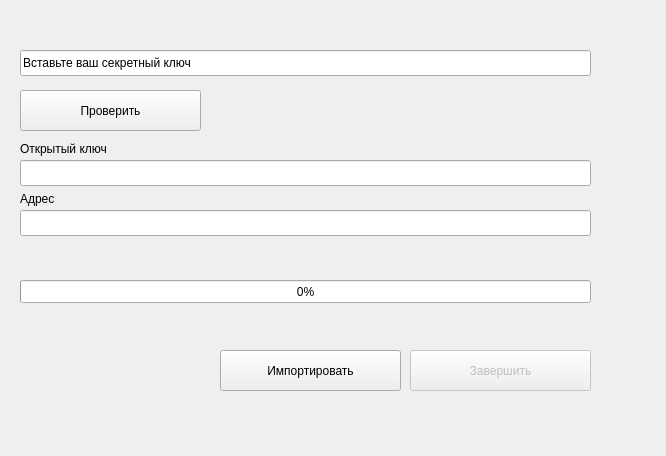
Qt form ui/firstrun_form.ui (gberdyshev/simple-bitcoin-wallet) before a commit.
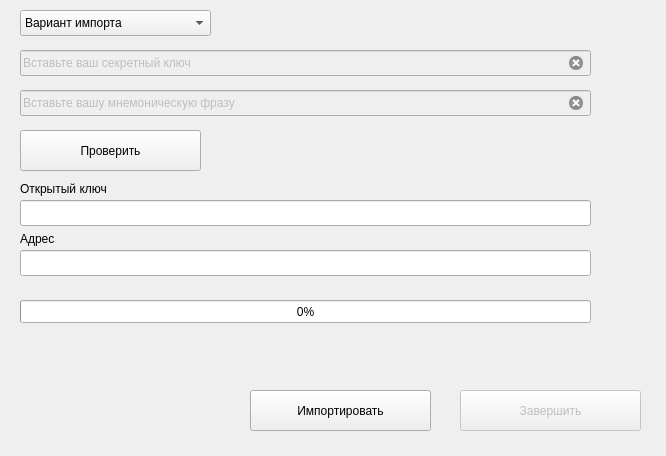
The same form after that commit. The open tabs and pages were chosen to show the change.

```diff
--- a/ui/firstrun_form.ui
+++ b/ui/firstrun_form.ui
@@ -56,6 +56,9 @@
     </widget>
     <widget class="QWidget" name="importer">
      <widget class="QLineEdit" name="private_key_2">
+      <property name="enabled">
+       <bool>false</bool>
+      </property>
       <property name="geometry">
        <rect>
         <x>20</x>
@@ -64,15 +67,27 @@
         <height>26</height>
        </rect>
       </property>
+      <property name="autoFillBackground">
+       <bool>false</bool>
+      </property>
       <property name="text">
        <string>Вставьте ваш секретный ключ</string>
       </property>
+      <property name="frame">
+       <bool>true</bool>
+      </property>
+      <property name="readOnly">
+       <bool>false</bool>
+      </property>
+      <property name="clearButtonEnabled">
+       <bool>true</bool>
+      </property>
      </widget>
      <widget class="QPushButton" name="check">
       <property name="geometry">
        <rect>
         <x>20</x>
-        <y>80</y>
+        <y>120</y>
         <width>181</width>
         <height>41</height>
        </rect>
@@ -85,7 +100,7 @@
       <property name="geometry">
        <rect>
         <x>20</x>
-        <y>150</y>
+        <y>190</y>
         <width>571</width>
         <height>26</height>
        </rect>
@@ -98,7 +113,7 @@
       <property name="geometry">
        <rect>
         <x>20</x>
-        <y>200</y>
+        <y>240</y>
         <width>571</width>
         <height>26</height>
        </rect>
@@ -111,7 +126,7 @@
       <property name="geometry">
        <rect>
         <x>20</x>
-        <y>130</y>
+        <y>170</y>
         <width>121</width>
         <height>18</height>
        </rect>
@@ -124,7 +139,7 @@
       <property name="geometry">
        <rect>
         <x>20</x>
-        <y>180</y>
+        <y>220</y>
         <width>121</width>
         <height>18</height>
        </rect>
@@ -139,8 +154,8 @@
       </property>
       <property name="geometry">
        <rect>
-        <x>220</x>
-        <y>340</y>
+        <x>250</x>
+        <y>380</y>
         <width>181</width>
         <height>41</height>
        </rect>
@@ -159,7 +174,7 @@
       <property name="geometry">
        <rect>
         <x>20</x>
-        <y>270</y>
+        <y>290</y>
         <width>571</width>
         <height>23</height>
        </rect>
@@ -174,8 +189,8 @@
       </property>
       <property name="geometry">
        <rect>
-        <x>410</x>
-        <y>340</y>
+        <x>460</x>
+        <y>380</y>
         <width>181</width>
         <height>41</height>
        </rect>
@@ -190,6 +205,56 @@
        <bool>false</bool>
       </property>
      </widget>
+     <widget class="QComboBox" name="import_options">
+      <property name="geometry">
+       <rect>
+        <x>20</x>
+        <y>0</y>
+        <width>191</width>
+        <height>26</height>
+       </rect>
+      </property>
+      <property name="editable">
+       <bool>false</bool>
+      </property>
+      <property name="currentIndex">
+       <number>0</number>
+      </property>
+      <item>
+       <property name="text">
+        <string>Вариант импорта</string>
+       </property>
+      </item>
+      <item>
+       <property name="text">
+        <string>Секретный ключ</string>
+       </property>
+      </item>
+      <item>
+       <property name="text">
+        <string>Мнемоническая фраза</string>
+       </property>
+      </item>
+     </widget>
+     <widget class="QLineEdit" name="mnemonic_2">
+      <property name="enabled">
+       <bool>false</bool>
+      </property>
+      <property name="geometry">
+       <rect>
+        <x>20</x>
+        <y>80</y>
+        <width>571</width>
+        <height>26</height>
+       </rect>
+      </property>
+      <property name="text">
+       <string>Вставьте вашу мнемоническую фразу</string>
+      </property>
+      <property name="clearButtonEnabled">
+       <bool>true</bool>
+      </property>
+     </widget>
     </widget>
     <widget class="QWidget" name="creator">
      <widget class="QLineEdit" name="private_key">
```
Left out of the diff: 91 changed lines with no effect on the pictures.
